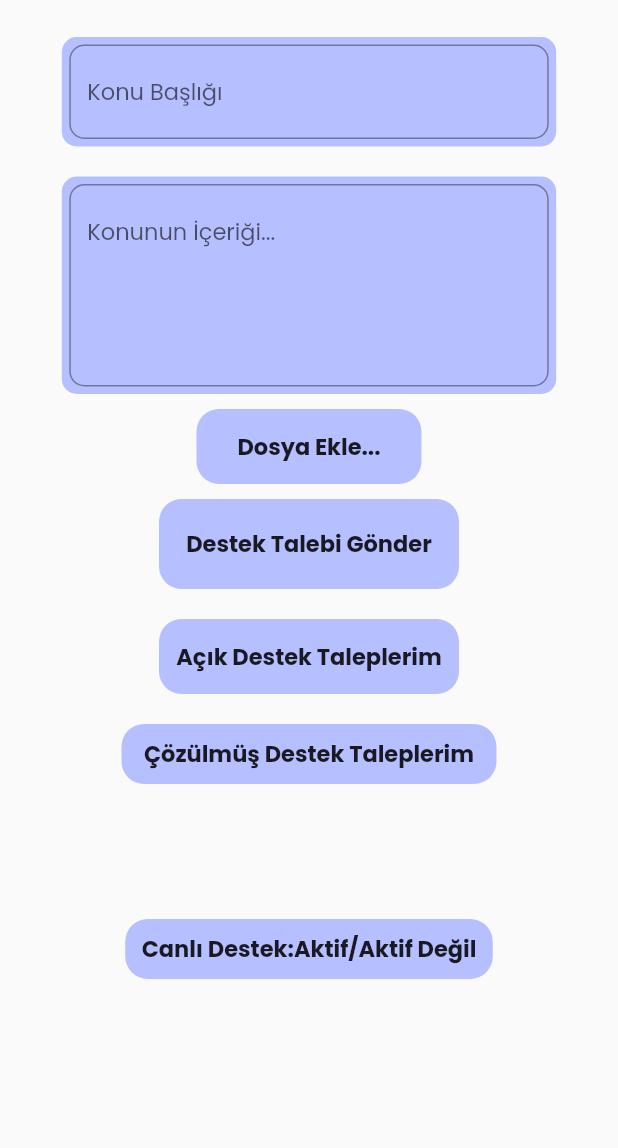
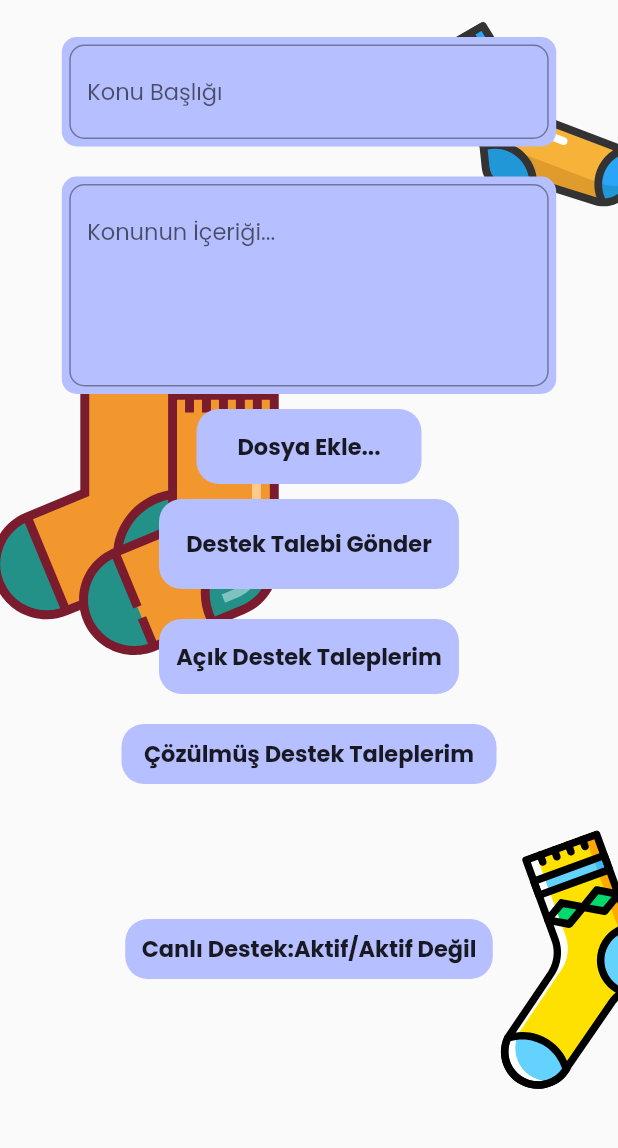
Before and after one commit to burcuozulku/corap_destek, a Flutter app: the screen it shows after launch, on a phone screen of 412 x 824 dp, the part 80-1228 px from its top. Run offline on Flutter 3.47's test engine with Material 2 defaults, Android fonts, the phone set to English and light mode, and no system bars; our stand-ins replace flutter_svg, google_fonts.

Commit message:
corap_destek

```diff
--- a/lib/background/background.dart
+++ b/lib/background/background.dart
@@ -11,26 +11,26 @@ class Background extends StatelessWidget {
   Widget build(BuildContext context) {
     return Stack(children: [
       SvgIcons(
-          top: 0,
-          left: 0,
+          top: 290,
+          left: -10,
           height: 200,
           width: 200,
           svgName: svgIcon2,
           degree: 0),
       SvgIcons(
           top: 60,
-          left: 35,
+          left: 280,
           height: 150,
           width: 150,
           svgName: svgIcon7,
           degree: -30),
       SvgIcons(
-          top: 550,
-          left: -10,
+          top: 620,
+          left: 300,
           height: 150,
           width: 150,
           svgName: svgIcon3,
-          degree: 15),
+          degree: -20),
     ]);
   }
 }
--- a/lib/custom_app_bar.dart
+++ b/lib/custom_app_bar.dart
@@ -1,6 +1,5 @@
 import 'package:flutter/material.dart';
 import 'package:google_fonts/google_fonts.dart';
-
 
 class CustomAppBar extends StatelessWidget {
   CustomAppBar(
@@ -26,7 +25,8 @@ class CustomAppBar extends StatelessWidget {
           ),
           Text(
             title,
-            style: GoogleFonts.poppins(fontSize: 26, fontWeight: FontWeight.w500),
+            style:
+                GoogleFonts.poppins(fontSize: 26, fontWeight: FontWeight.w500),
           ),
           Visibility(
             child: IconButton(
--- a/lib/support_screen.dart
+++ b/lib/support_screen.dart
@@ -1,6 +1,7 @@
 import 'package:flutter/material.dart';
 import 'package:google_fonts/google_fonts.dart';
 import 'adding_text_field.dart';
+import 'background/background.dart';
 import 'custom_app_bar.dart';
 
 class SupportScreen extends StatefulWidget {
@@ -23,7 +24,10 @@ class _SupportScreenState extends State<SupportScreen> {
   Widget build(BuildContext context) {
     return Scaffold(
         resizeToAvoidBottomInset: false,
-        body: Column(children: [
+        body: Stack(children: [
+          Background(),
+          Container(
+              child: Column(children: [
             CustomAppBar(
               title: 'DESTEK',
               onPressed: () => Navigator.pop(context),
@@ -38,9 +42,11 @@ class _SupportScreenState extends State<SupportScreen> {
                 maxLines: 5,
                 controller: subjectController,
                 hintText: 'Konunun İçeriği...'),
-          Column(
+            Align(
+                alignment: Alignment.center,
+                child: Column(
                   crossAxisAlignment: CrossAxisAlignment.center,
-            mainAxisAlignment: MainAxisAlignment.start,
+                  mainAxisAlignment: MainAxisAlignment.end,
                   children: [
                     GestureDetector(
                       onTap: () {},
@@ -122,7 +128,8 @@ class _SupportScreenState extends State<SupportScreen> {
                       ),
                     ),
                   ],
-          ),
+                )),
+          ]))
         ]));
   }
 }
```
Lines whose indentation alone changed are shown as unchanged.
